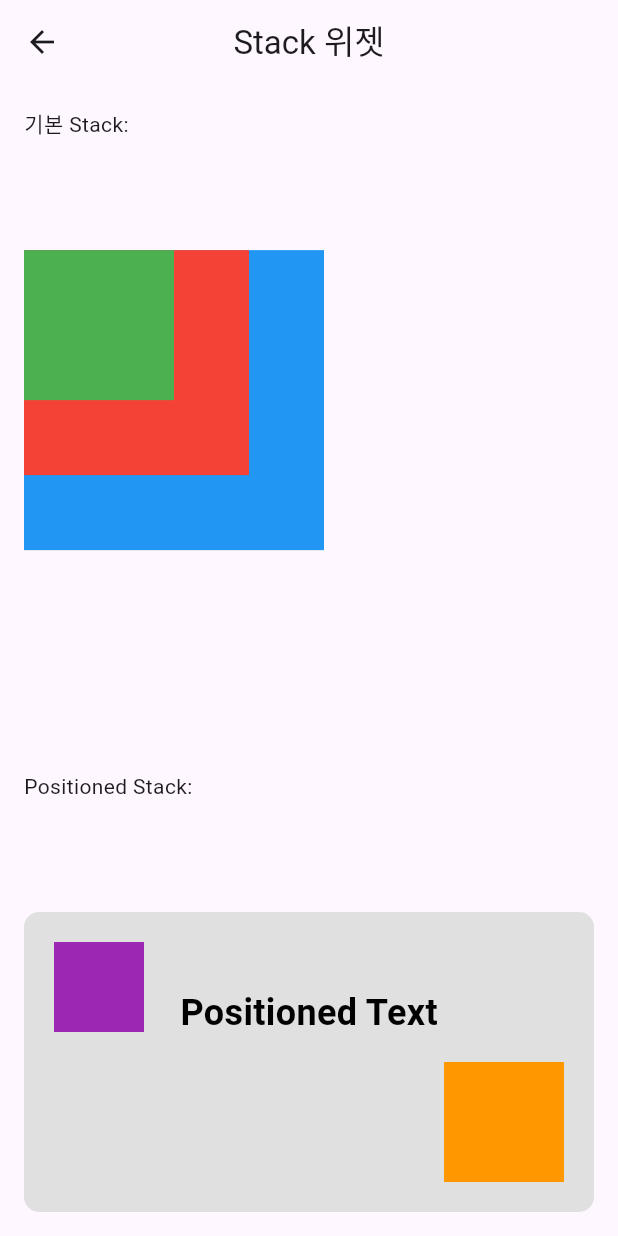
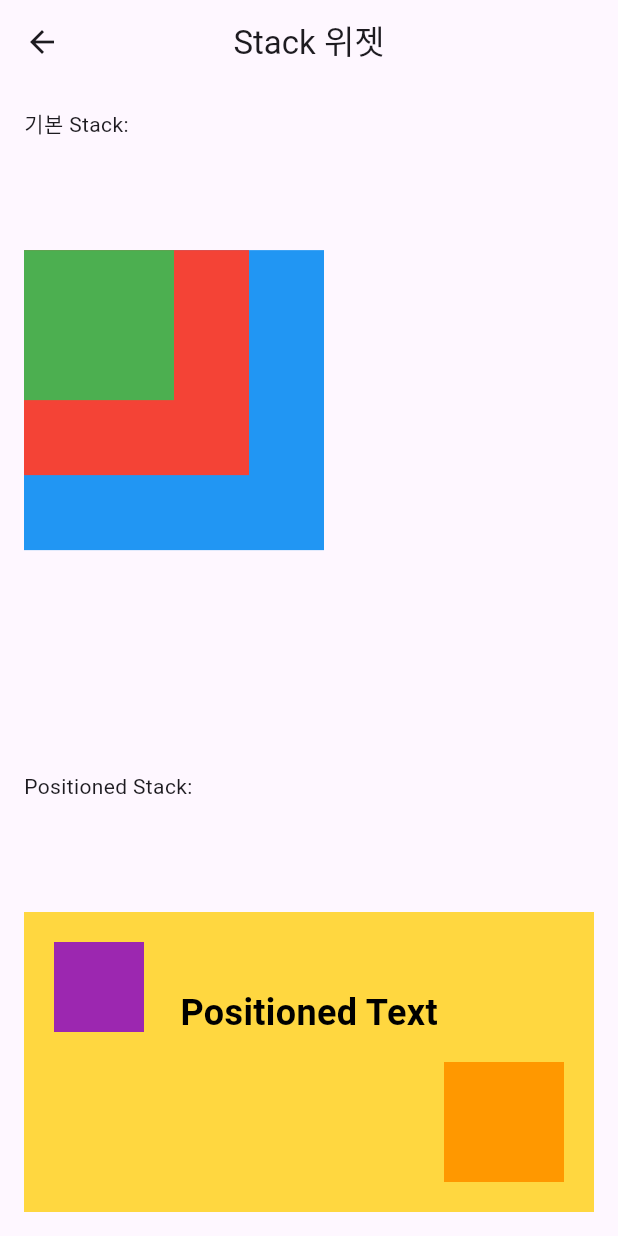
Before and after one commit to blissun/study1, a Flutter app: the StackWidgetPage screen opened directly, on a phone screen of 412 x 824 dp. Run offline on Flutter 3.47's test engine with Material 3 defaults, Android fonts, the phone set to English and light mode, and no system bars.

```diff
--- a/lib/screens/ui_widgets/stack_widget_page.dart
+++ b/lib/screens/ui_widgets/stack_widget_page.dart
@@ -50,6 +50,11 @@ class StackWidgetPage extends StatelessWidget {
                       borderRadius: BorderRadius.circular(10),
                     ),
                   ),
+                  Positioned.fill(
+                    child: ColoredBox(
+                      color: Colors.amberAccent,
+                    ),
+                  ),
                   Positioned(
                     top: 20,
                     left: 20,
--- a/lib/screens/ui_widgets/text_widget_page.dart
+++ b/lib/screens/ui_widgets/text_widget_page.dart
@@ -72,6 +72,8 @@ class TextWidgetPage extends StatelessWidget {
               child: const Text(
                 '긴 텍스트가 있을 때 오버플로우를 처리하는 방법입니다.',
                 overflow: TextOverflow.ellipsis,
+                maxLines: 2,
+
               ),
             ),
             gap20,
```
